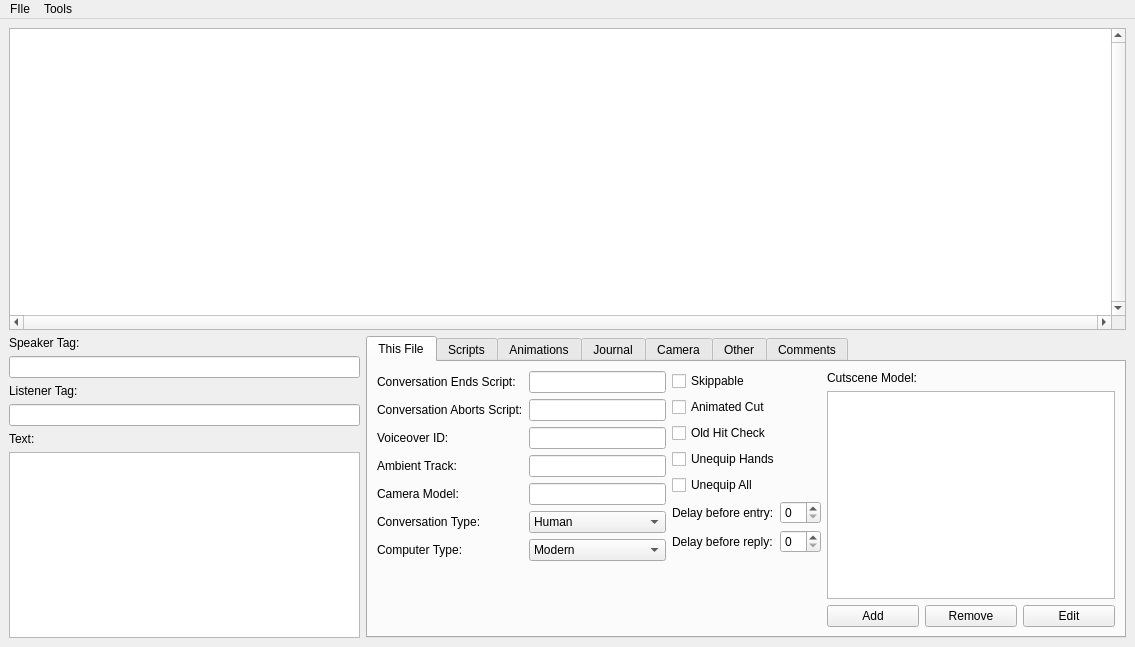
Above: ui/editors/dlg/dlg_editor.ui from NickHugi/PyKotor before the change. Below: the same form after it.
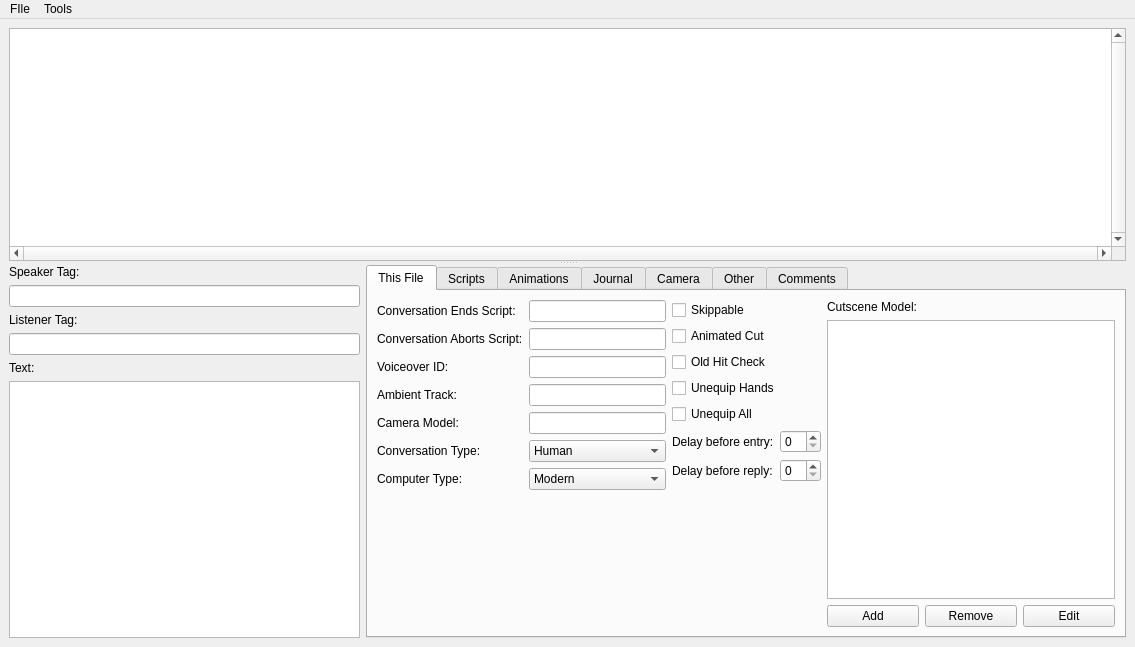
That is the form after the change.

Commit message: Add splitter to DLG Editor layout

```diff
--- a/ui/editors/dlg/dlg_editor.ui
+++ b/ui/editors/dlg/dlg_editor.ui
@@ -14,8 +14,12 @@
    <string>MainWindow</string>
   </property>
   <widget class="QWidget" name="centralwidget">
-   <layout class="QVBoxLayout" name="verticalLayout_2" stretch="1,1">
-    <item>
+   <layout class="QGridLayout" name="gridLayout_2">
+    <item row="0" column="0">
+     <widget class="QSplitter" name="splitter">
+      <property name="orientation">
+       <enum>Qt::Vertical</enum>
+      </property>
      <widget class="QTreeView" name="dialogTree">
       <property name="contextMenuPolicy">
        <enum>Qt::CustomContextMenu</enum>
@@ -33,8 +37,7 @@
        <bool>false</bool>
       </attribute>
      </widget>
-    </item>
-    <item>
+      <widget class="QWidget" name="">
      <layout class="QHBoxLayout" name="horizontalLayout" stretch="3,0">
       <item>
        <layout class="QVBoxLayout" name="verticalLayout">
@@ -1391,6 +1394,8 @@
        </widget>
       </item>
      </layout>
+      </widget>
+     </widget>
     </item>
    </layout>
   </widget>
```
Lines whose indentation alone changed are shown as unchanged. The commit also changes 2 other files.
